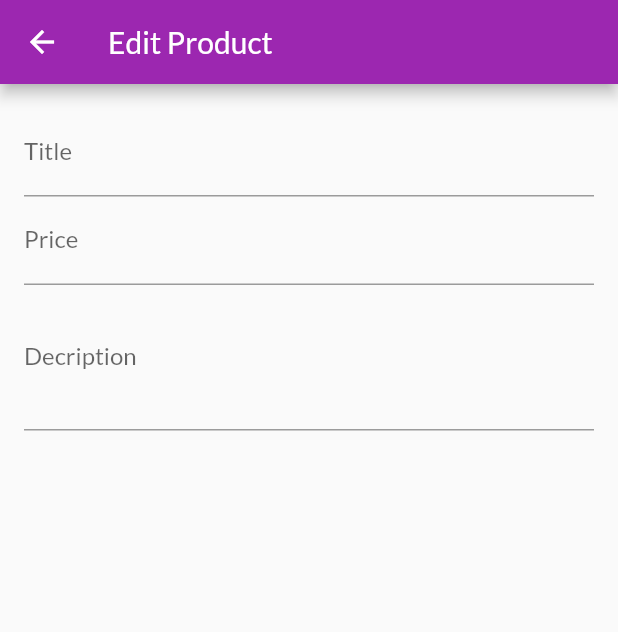
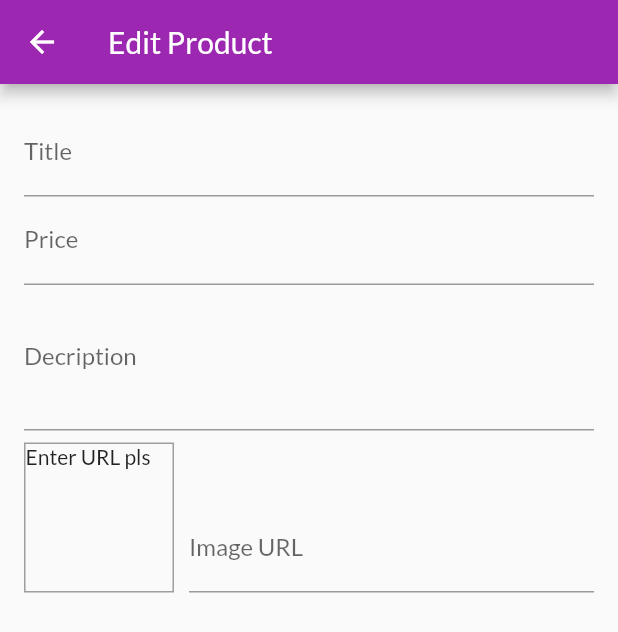
Before and after one commit to matr0s/Shop_App, a Flutter app: the EditProductScreen screen opened by its route, on a phone screen of 412 x 824 dp. Shown: the top 632 px of the screen. Run offline on Flutter 3.47's test engine with Material 2 defaults, Android fonts, the phone set to English and light mode, and no system bars; network calls fail.

Commit message:
Image Input & Image Preview

```diff
--- a/lib/screens/edit_product_screen.dart
+++ b/lib/screens/edit_product_screen.dart
@@ -9,6 +9,29 @@ class EditProductScreen extends StatefulWidget {
 }
 
 class _EditProductScreenState extends State<EditProductScreen> {
+  final _imageUrlContoller = TextEditingController();
+  final _imageUrlFocusNode = FocusNode();
+
+  @override
+  void initState() {
+    _imageUrlFocusNode.addListener(_updateImgUrl);
+    super.initState();
+  }
+
+  @override
+  void dispose() {
+    _imageUrlContoller.dispose();
+    _imageUrlFocusNode.dispose();
+    _imageUrlFocusNode.removeListener(_updateImgUrl);
+    super.dispose();
+  }
+
+  void _updateImgUrl() {
+    if (!_imageUrlFocusNode.hasFocus) {
+      setState(() {});
+    }
+  }
+
   @override
   Widget build(BuildContext context) {
     return Scaffold(
@@ -28,13 +51,40 @@ class _EditProductScreenState extends State<EditProductScreen> {
                 decoration: InputDecoration(labelText: 'Price'),
                 textInputAction: TextInputAction.next,
                 keyboardType: TextInputType.number,
-
               ),
               TextFormField(
                 decoration: InputDecoration(labelText: 'Decription'),
                 maxLines: 3,
                 keyboardType: TextInputType.multiline,
               ),
+              Row(
+                crossAxisAlignment: CrossAxisAlignment.end,
+                children: [
+                  Container(
+                    width: 100.0,
+                    height: 100.0,
+                    margin: EdgeInsets.only(top: 8.0, right: 10.0),
+                    decoration: BoxDecoration(
+                        border: Border.all(width: 1, color: Colors.grey)),
+                    child: _imageUrlContoller.text.isEmpty
+                        ? Text('Enter URL pls')
+                        : FittedBox(
+                            child: Image.network(
+                            _imageUrlContoller.text,
+                            fit: BoxFit.cover,
+                          )),
+                  ),
+                  Expanded(
+                    child: TextFormField(
+                      decoration: InputDecoration(labelText: 'Image URL'),
+                      keyboardType: TextInputType.url,
+                      textInputAction: TextInputAction.done,
+                      controller: _imageUrlContoller,
+                      focusNode: _imageUrlFocusNode,
+                    ),
+                  ),
+                ],
+              )
             ],
           ),
         ),
```
